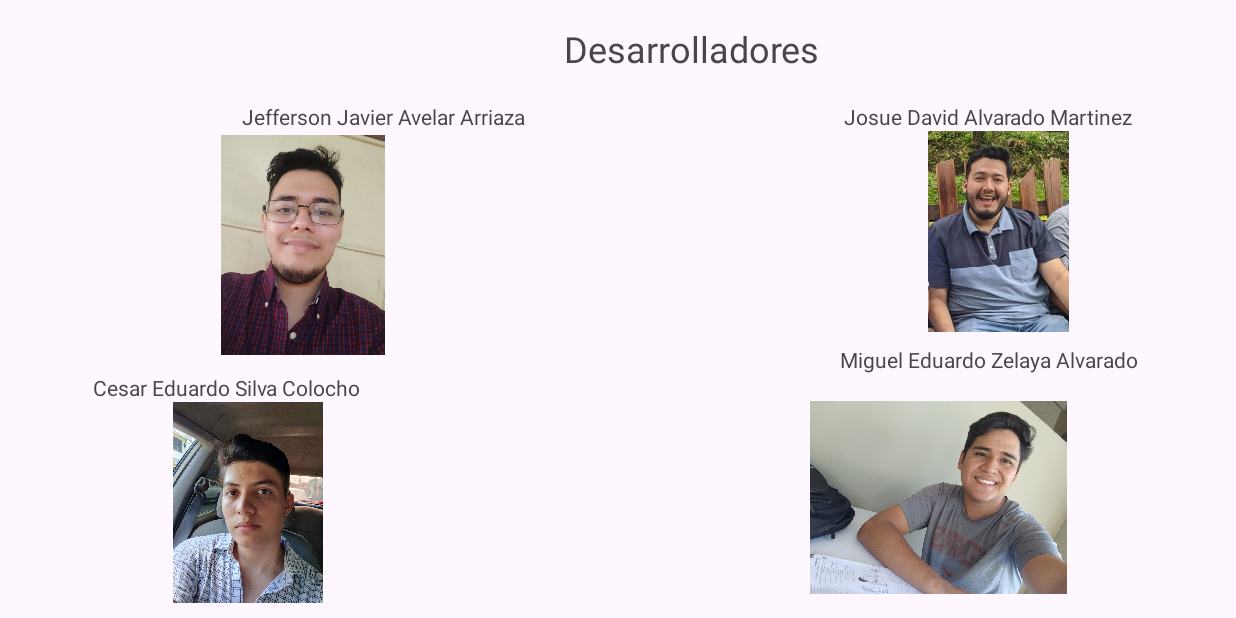
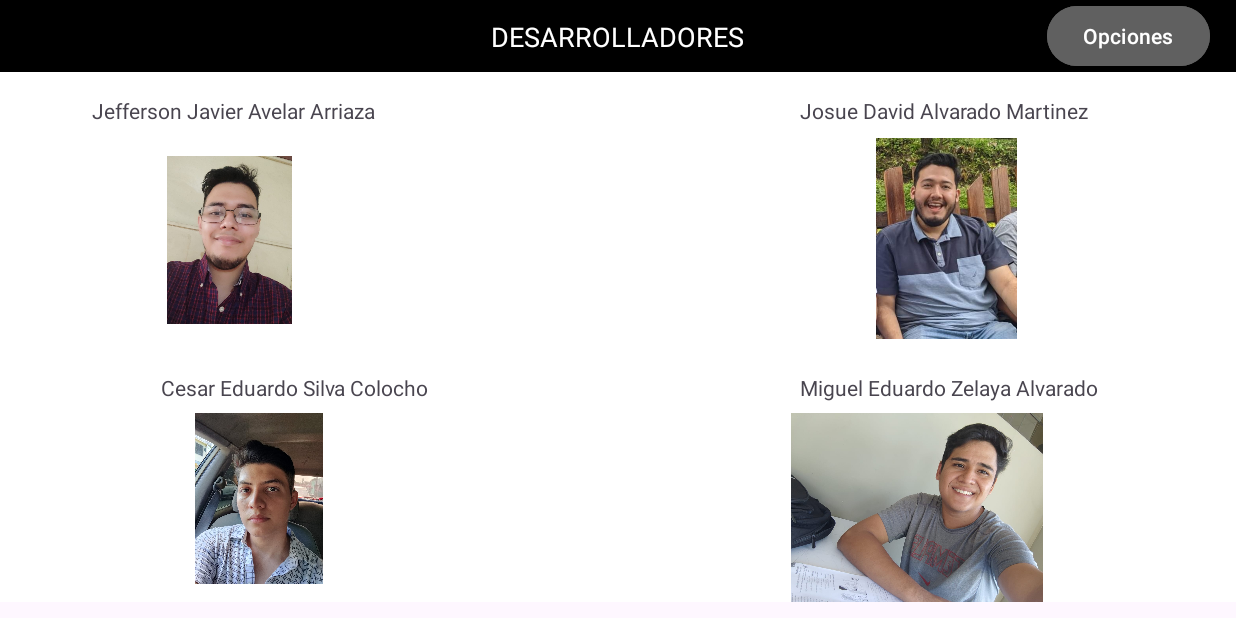
Before and after one commit to csilva270801/PianoGrupo07, an Android app: the AcercaDe screen opened directly, with no data from a screen before it, on a phone screen of 824 x 412 dp (held sideways). Run offline under Robolectric (Android 15) with nearby library versions, the phone set to English and light mode, and no system bars.

Commit message:
acerca de

```diff
--- a/app/src/main/res/layout/activity_acerca_de.xml
+++ b/app/src/main/res/layout/activity_acerca_de.xml
@@ -3,118 +3,133 @@
     xmlns:app="http://schemas.android.com/apk/res-auto"
     xmlns:tools="http://schemas.android.com/tools"
     android:layout_width="match_parent"
-    android:layout_height="match_parent"
+    android:layout_height="wrap_content"
+    android:background="@color/black"
     tools:context=".AcercaDe">
 
+
+    <TextView
+        android:id="@+id/tvTitulo"
+        android:layout_width="wrap_content"
+        android:layout_height="wrap_content"
+        android:layout_marginTop="12dp"
+        android:text="DESARROLLADORES"
+        android:textColor="#ffffff"
+        android:textSize="18sp"
+        app:layout_constraintEnd_toEndOf="parent"
+        app:layout_constraintStart_toStartOf="parent"
+        app:layout_constraintTop_toTopOf="parent" />
+
+    <Button
+        android:id="@+id/btnSeleccionarPiano"
+        android:layout_width="wrap_content"
+        android:layout_height="wrap_content"
+        android:layout_marginEnd="17dp"
+        android:backgroundTint="#606060"
+        android:onClick="cuadroDialogo"
+        android:text="Opciones"
+        android:textColor="#ffffff"
+        app:layout_constraintEnd_toEndOf="parent"
+        app:layout_constraintTop_toTopOf="parent" />
+
+    <androidx.constraintlayout.widget.ConstraintLayout
+        android:id="@+id/constraintLayout2"
+        android:layout_width="0dp"
+        android:layout_height="wrap_content"
+        android:background="@color/white"
+        app:layout_constraintEnd_toEndOf="parent"
+        app:layout_constraintStart_toStartOf="parent"
+        app:layout_constraintTop_toBottomOf="@+id/btnSeleccionarPiano">
 
         <TextView
             android:id="@+id/textView7"
             android:layout_width="wrap_content"
             android:layout_height="wrap_content"
-        android:layout_marginTop="162dp"
-        android:layout_marginEnd="65dp"
-        android:layout_marginBottom="163dp"
+            android:layout_marginEnd="92dp"
+            android:layout_marginBottom="7dp"
             android:text="Miguel Eduardo Zelaya Alvarado"
-        app:layout_constraintBottom_toBottomOf="parent"
-        app:layout_constraintEnd_toEndOf="parent"
-        app:layout_constraintStart_toEndOf="@+id/imageView5"
-        app:layout_constraintTop_toTopOf="@+id/textView5" />
+            app:layout_constraintBottom_toTopOf="@+id/imageView4"
+            app:layout_constraintEnd_toEndOf="parent" />
+
+        <ImageView
+            android:id="@+id/imageView5"
+            android:layout_width="235dp"
+            android:layout_height="112dp"
+            android:layout_marginStart="35dp"
+            android:layout_marginTop="56dp"
+            android:layout_marginBottom="52dp"
+            app:layout_constraintBottom_toBottomOf="@+id/textView6"
+            app:layout_constraintStart_toStartOf="parent"
+            app:layout_constraintTop_toTopOf="parent"
+            app:srcCompat="@drawable/jefferson" />
+
+        <TextView
+            android:id="@+id/textView4"
+            android:layout_width="wrap_content"
+            android:layout_height="wrap_content"
+            android:layout_marginStart="61dp"
+            android:layout_marginTop="16dp"
+            android:text="Jefferson Javier Avelar Arriaza"
+            app:layout_constraintStart_toStartOf="parent"
+            app:layout_constraintTop_toTopOf="parent" />
 
         <TextView
             android:id="@+id/textView6"
             android:layout_width="wrap_content"
             android:layout_height="wrap_content"
-        android:layout_marginStart="62dp"
-        android:layout_marginEnd="248dp"
-        android:layout_marginBottom="144dp"
+            android:layout_marginBottom="133dp"
             android:text="Cesar Eduardo Silva Colocho"
             app:layout_constraintBottom_toBottomOf="parent"
+            app:layout_constraintEnd_toEndOf="@+id/imageView6" />
+
+        <ImageView
+            android:id="@+id/imageView6"
+            android:layout_width="0dp"
+            android:layout_height="0dp"
+            android:layout_marginStart="59dp"
+            android:layout_marginTop="7dp"
+            android:layout_marginEnd="212dp"
+            android:layout_marginBottom="12dp"
+            app:layout_constraintBottom_toBottomOf="parent"
             app:layout_constraintEnd_toStartOf="@+id/imageView4"
-        app:layout_constraintStart_toStartOf="parent" />
+            app:layout_constraintStart_toStartOf="parent"
+            app:layout_constraintTop_toBottomOf="@+id/textView6"
+            app:srcCompat="@drawable/cesar" />
+
+        <ImageView
+            android:id="@+id/imageView4"
+            android:layout_width="0dp"
+            android:layout_height="0dp"
+            android:layout_marginEnd="99dp"
+            app:layout_constraintBottom_toBottomOf="parent"
+            app:layout_constraintEnd_toEndOf="parent"
+            app:layout_constraintStart_toEndOf="@+id/imageView6"
+            app:layout_constraintTop_toTopOf="@+id/imageView6"
+            app:srcCompat="@drawable/zelaya" />
 
         <TextView
             android:id="@+id/textView5"
             android:layout_width="wrap_content"
             android:layout_height="wrap_content"
-        android:layout_marginStart="16dp"
-        android:layout_marginTop="19dp"
+            android:layout_marginTop="16dp"
             android:text="Josue David Alvarado Martinez"
-        app:layout_constraintStart_toEndOf="@+id/textView3"
-        app:layout_constraintTop_toBottomOf="@+id/textView3" />
-
-    <TextView
-        android:id="@+id/textView3"
-        android:layout_width="wrap_content"
-        android:layout_height="wrap_content"
-        android:layout_marginStart="26dp"
-        android:layout_marginTop="16dp"
-        android:text="Desarrolladores"
-        android:textSize="24sp"
-        app:layout_constraintStart_toEndOf="@+id/textView4"
+            app:layout_constraintEnd_toEndOf="@+id/imageView4"
+            app:layout_constraintStart_toStartOf="@+id/textView7"
             app:layout_constraintTop_toTopOf="parent" />
-
-    <TextView
-        android:id="@+id/textView4"
-        android:layout_width="wrap_content"
-        android:layout_height="wrap_content"
-        android:layout_marginTop="19dp"
-        android:layout_marginEnd="38dp"
-        android:text="Jefferson Javier Avelar Arriaza"
-        app:layout_constraintEnd_toEndOf="@+id/imageView5"
-        app:layout_constraintTop_toBottomOf="@+id/textView3" />
-
-    <ImageView
-        android:id="@+id/imageView4"
-        android:layout_width="0dp"
-        android:layout_height="0dp"
-        android:layout_marginTop="18dp"
-        android:layout_marginEnd="61dp"
-        android:layout_marginBottom="16dp"
-        app:layout_constraintBottom_toBottomOf="parent"
-        app:layout_constraintEnd_toEndOf="parent"
-        app:layout_constraintStart_toEndOf="@+id/textView6"
-        app:layout_constraintTop_toBottomOf="@+id/textView7"
-        app:srcCompat="@drawable/zelaya" />
-
-    <ImageView
-        android:id="@+id/imageView5"
-        android:layout_width="0dp"
-        android:layout_height="0dp"
-        android:layout_marginStart="16dp"
-        android:layout_marginTop="22dp"
-        android:layout_marginEnd="172dp"
-        android:layout_marginBottom="31dp"
-        app:layout_constraintBottom_toBottomOf="@+id/textView6"
-        app:layout_constraintEnd_toStartOf="@+id/textView7"
-        app:layout_constraintStart_toStartOf="parent"
-        app:layout_constraintTop_toTopOf="@+id/textView4"
-        app:srcCompat="@drawable/jefferson" />
-
-    <ImageView
-        android:id="@+id/imageView6"
-        android:layout_width="0dp"
-        android:layout_height="0dp"
-        android:layout_marginStart="62dp"
-        android:layout_marginTop="19dp"
-        android:layout_marginEnd="220dp"
-        android:layout_marginBottom="10dp"
-        app:layout_constraintBottom_toBottomOf="parent"
-        app:layout_constraintEnd_toStartOf="@+id/imageView4"
-        app:layout_constraintStart_toStartOf="parent"
-        app:layout_constraintTop_toTopOf="@+id/textView6"
-        app:srcCompat="@drawable/cesar" />
 
         <ImageView
             android:id="@+id/imageView7"
             android:layout_width="0dp"
-        android:layout_height="0dp"
-        android:layout_marginStart="41dp"
-        android:layout_marginTop="19dp"
-        android:layout_marginEnd="31dp"
-        android:layout_marginBottom="28dp"
+            android:layout_height="134dp"
+            android:layout_marginStart="34dp"
+            android:layout_marginTop="44dp"
+            android:layout_marginEnd="37dp"
+            android:layout_marginBottom="42dp"
             app:layout_constraintBottom_toBottomOf="@+id/textView7"
             app:layout_constraintEnd_toEndOf="@+id/textView7"
             app:layout_constraintStart_toStartOf="@+id/textView5"
-        app:layout_constraintTop_toTopOf="@+id/textView5"
+            app:layout_constraintTop_toTopOf="parent"
             app:srcCompat="@drawable/josue" />
     </androidx.constraintlayout.widget.ConstraintLayout>
+
+</androidx.constraintlayout.widget.ConstraintLayout>
```
Lines whose indentation alone changed are shown as unchanged.
